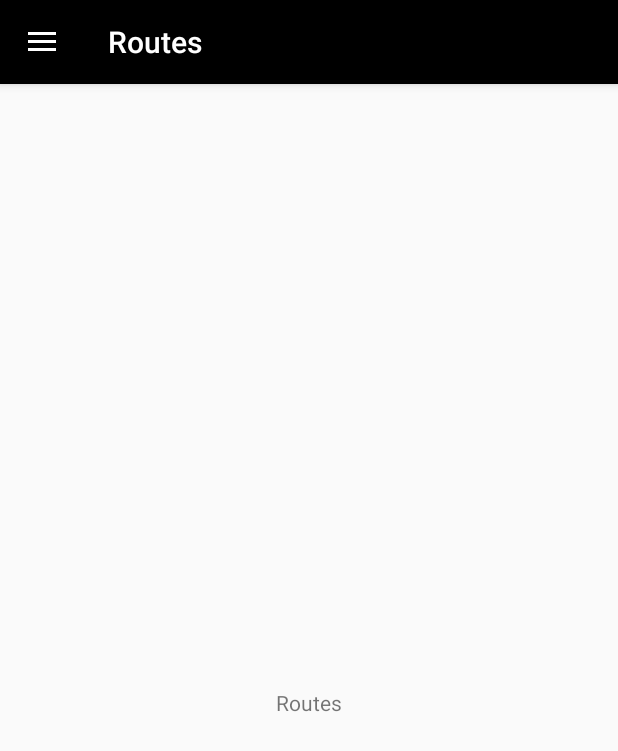
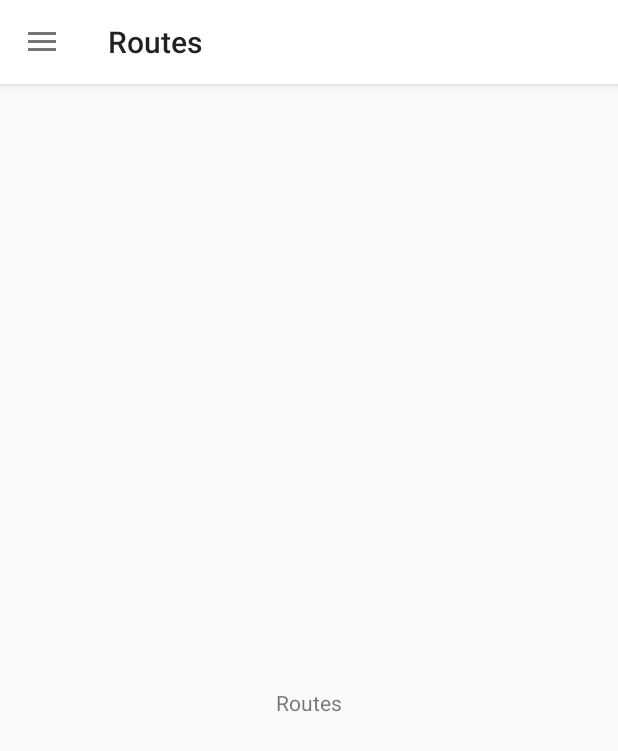
Before and after one commit to sergeykamyshov/RostovTransport, an Android app: the screen it shows after launch (MainActivity), in the side drawer, after a tap on "Routes", on a phone screen of 412 x 824 dp. Shown: the top 751 px of the screen. Run offline under Robolectric (Android 15) with nearby library versions, the phone set to English and light mode, and no system bars; our stand-ins replace Dagger/Hilt's generated code, Picasso; pictures from the network do not load.

Commit message:
Changed to light theme

```diff
--- a/app/src/main/res/drawable/ic_search_green_24dp.xml
+++ b/app/src/main/res/drawable/ic_search_green_24dp.xml
@@ -4,6 +4,6 @@
         android:viewportWidth="24.0"
         android:viewportHeight="24.0">
     <path
-        android:fillColor="#ff99cc00"
+        android:fillColor="#4CAF50"
         android:pathData="M15.5,14h-0.79l-0.28,-0.27C15.41,12.59 16,11.11 16,9.5 16,5.91 13.09,3 9.5,3S3,5.91 3,9.5 5.91,16 9.5,16c1.61,0 3.09,-0.59 4.23,-1.57l0.27,0.28v0.79l5,4.99L20.49,19l-4.99,-5zM9.5,14C7.01,14 5,11.99 5,9.5S7.01,5 9.5,5 14,7.01 14,9.5 11.99,14 9.5,14z"/>
 </vector>
--- a/app/src/main/res/drawable/logo_gradient.xml
+++ b/app/src/main/res/drawable/logo_gradient.xml
@@ -4,9 +4,9 @@
 
     <gradient
         android:angle="90"
-        android:centerColor="#64000000"
+        android:centerColor="#8cffffff"
         android:endColor="#00000000"
-        android:startColor="#f0000000"/>
+        android:startColor="#ffffff"/>
 
     <corners android:radius="0dp"/>
 
--- a/app/src/main/res/layout/nav_header_main.xml
+++ b/app/src/main/res/layout/nav_header_main.xml
@@ -41,7 +41,8 @@
         app:layout_constraintBottom_toBottomOf="parent"
         app:layout_constraintEnd_toEndOf="parent"
         app:layout_constraintStart_toStartOf="parent"
-        app:layout_constraintTop_toTopOf="parent"/>
+        app:layout_constraintTop_toTopOf="parent"
+        app:layout_constraintVertical_bias="0.55"/>
 
     <TextView
         android:id="@+id/tv_logo_subtitle"
@@ -50,7 +51,6 @@
         android:text="@string/logo_subtitle"
         android:textColor="@color/nav_logo_second_text"
         android:textSize="16sp"
-        android:textStyle="bold"
         app:layout_constraintEnd_toEndOf="parent"
         app:layout_constraintStart_toStartOf="parent"
         app:layout_constraintTop_toBottomOf="@+id/tv_logo_title"/>
--- a/app/src/main/res/values/colors.xml
+++ b/app/src/main/res/values/colors.xml
@@ -1,21 +1,23 @@
 <?xml version="1.0" encoding="utf-8"?>
 <resources>
-    <color name="colorPrimary">@color/nav_background</color>
-    <color name="colorPrimaryDark">@color/nav_background</color>
-    <color name="colorAccent">@color/nav_accent_color</color>
+    <color name="colorPrimary">@color/color_primary</color>
+    <color name="colorPrimaryDark">@color/color_primary_dark</color>
+    <color name="colorAccent">@color/color_accent</color>
 
     <!--Общее-->
-    <color name="nav_accent_color">@android:color/holo_green_light</color>
-    <color name="nav_background">@android:color/black</color>
-    <color name="nav_text">@android:color/white</color>
+    <color name="color_primary">#FFF</color>
+    <color name="color_primary_dark">#9E9E9E</color>
+    <color name="color_accent">#4CAF50</color>
+    <color name="color_background">@android:color/white</color>
+    <color name="color_text">@android:color/black</color>
 
     <!--Логотип-->
-    <color name="nav_logo_text">@color/nav_text</color>
-    <color name="nav_logo_second_text">@color/nav_accent_color</color>
-    <color name="nav_logo_background">@color/nav_background</color>
+    <color name="nav_logo_text">@color/color_text</color>
+    <color name="nav_logo_second_text">@android:color/black</color>
+    <color name="nav_logo_background">@color/color_background</color>
 
     <!--Выдвижная панель-->
-    <color name="nav_item_icon">@color/nav_accent_color</color>
-    <color name="nav_item_text">@color/nav_text</color>
-    <color name="nav_item_background">@color/nav_background</color>
+    <color name="nav_item_icon">@color/color_accent</color>
+    <color name="nav_item_text">@color/color_text</color>
+    <color name="nav_item_background">@color/color_background</color>
 </resources>
--- a/app/src/main/res/values/styles.xml
+++ b/app/src/main/res/values/styles.xml
@@ -1,7 +1,7 @@
 <resources>
 
     <!-- Base application theme. -->
-    <style name="AppTheme" parent="Theme.AppCompat.Light.DarkActionBar">
+    <style name="AppTheme" parent="Theme.AppCompat.Light">
         <!-- Customize your theme here. -->
         <item name="colorPrimary">@color/colorPrimary</item>
         <item name="colorPrimaryDark">@color/colorPrimaryDark</item>
@@ -13,7 +13,7 @@
         <item name="windowNoTitle">true</item>
     </style>
 
-    <style name="AppTheme.AppBarOverlay" parent="ThemeOverlay.AppCompat.Dark.ActionBar"/>
+    <style name="AppTheme.AppBarOverlay" parent="ThemeOverlay.AppCompat.Light"/>
 
-    <style name="AppTheme.PopupOverlay" parent="ThemeOverlay.AppCompat.Light"/>
+    <style name="AppTheme.PopupOverlay" parent="ThemeOverlay.AppCompat.Dark.ActionBar"/>
 </resources>
```
